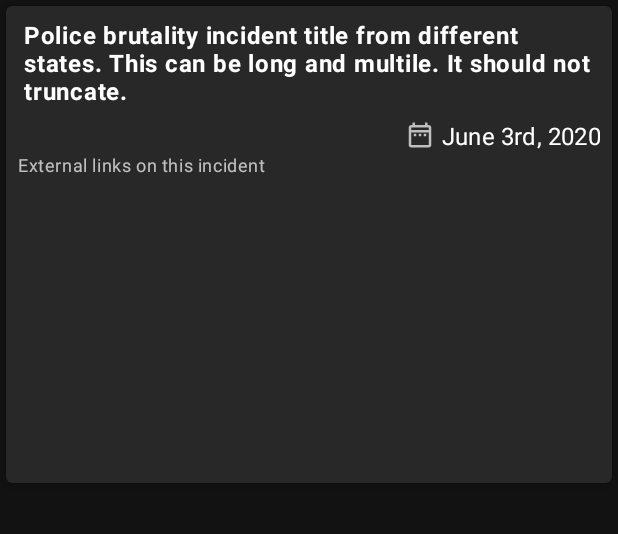
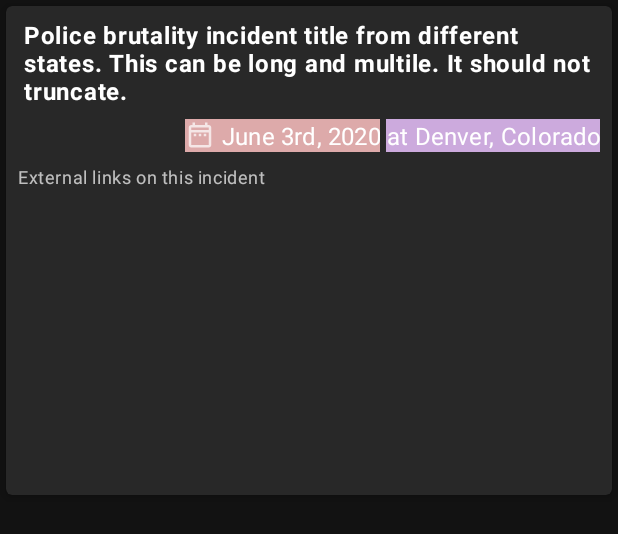
Before and after one commit to hossain-khan/android-police-brutality-incidents, an Android app: the layout list_item_incident_core.xml on its own in the app's theme, with its tools: preview values and no code run, on a phone screen of 412 x 824 dp. Shown: the top 534 px of the screen. Run offline under Robolectric (Android 15) with nearby library versions, the phone set to English and light mode, and no system bars.

Commit message:
[ADDED] Additional view to show location on date is selected

```diff
--- a/android-app/app/src/main/java/com/blacklivesmatter/policebrutality/ui/incident/IncidentsAdapter.kt
+++ b/android-app/app/src/main/java/com/blacklivesmatter/policebrutality/ui/incident/IncidentsAdapter.kt
@@ -11,6 +11,7 @@ import com.blacklivesmatter.policebrutality.databinding.ListItemIncidentCoreBind
 import com.blacklivesmatter.policebrutality.ui.common.DataBoundListAdapter
 
 class IncidentsAdapter constructor(
+    private val isDateBasedIncidents: Boolean,
     private val itemClickCallback: ((Incident) -> Unit)?,
     private val linkClickCallback: ((String) -> Unit)? = null
 ) : DataBoundListAdapter<Incident, ListItemIncidentCoreBinding>(
@@ -41,6 +42,7 @@ class IncidentsAdapter constructor(
 
     override fun bind(binding: ListItemIncidentCoreBinding, item: Incident) {
         binding.incident = item
+        binding.isDateBased = isDateBasedIncidents
 
         val adapter = IncidentLinkAdapter(itemClickCallback = linkClickCallback)
         binding.linksRecyclerView.layoutManager = LinearLayoutManager(binding.root.context)
--- a/android-app/app/src/main/java/com/blacklivesmatter/policebrutality/ui/incident/IncidentsFragment.kt
+++ b/android-app/app/src/main/java/com/blacklivesmatter/policebrutality/ui/incident/IncidentsFragment.kt
@@ -35,11 +35,14 @@ class IncidentsFragment : DaggerFragment() {
 
         viewModel.setArgs(navArgs)
 
-        adapter = IncidentsAdapter(itemClickCallback = { clickedIncident ->
-            Timber.d("Selected Incident: $clickedIncident")
-        }, linkClickCallback = { clickedLink ->
-            openWebPage(clickedLink)
-        })
+        adapter = IncidentsAdapter(
+            isDateBasedIncidents = navArgs.isDateBased(),
+            itemClickCallback = { clickedIncident ->
+                Timber.d("Selected Incident: $clickedIncident")
+            }, linkClickCallback = { clickedLink ->
+                openWebPage(clickedLink)
+            }
+        )
 
         viewDataBinding.recyclerView.setHasFixedSize(false)
         viewDataBinding.recyclerView.layoutManager = LinearLayoutManager(requireContext())
--- a/android-app/app/src/main/res/layout/list_item_incident_core.xml
+++ b/android-app/app/src/main/res/layout/list_item_incident_core.xml
@@ -4,6 +4,12 @@
     xmlns:tools="http://schemas.android.com/tools">
 
     <data>
+
+        <import type="android.view.View" />
+
+        <variable
+            name="isDateBased"
+            type="Boolean" />
 
         <variable
             name="incident"
@@ -51,17 +57,35 @@
                 tools:text="Police brutality incident title from different states. This can be long and multile. It should not truncate." />
 
             <com.google.android.material.textview.MaterialTextView
+                android:id="@+id/incident_location"
+                style="@style/TextAppearance.MaterialComponents.Subtitle1"
+                android:layout_width="wrap_content"
+                android:layout_height="wrap_content"
+                android:layout_marginTop="@dimen/list_item_vertical_margin"
+                android:text="@{@string/incident_location_at_display_text(incident.city, incident.state)}"
+                android:textAlignment="textEnd"
+                android:visibility="@{safeUnbox(isDateBased)? View.VISIBLE : View.GONE}"
+                app:layout_constraintEnd_toEndOf="@id/guideline_end"
+                app:layout_constraintTop_toBottomOf="@+id/incident_title"
+                tools:background="#cad"
+                tools:text="at Denver, Colorado"
+                tools:visibility="visible" />
+
+            <com.google.android.material.textview.MaterialTextView
                 android:id="@+id/incident_date"
                 style="@style/TextAppearance.MaterialComponents.Subtitle1"
                 android:layout_width="wrap_content"
                 android:layout_height="wrap_content"
                 android:layout_marginTop="@dimen/list_item_vertical_margin"
+                android:layout_marginEnd="@dimen/view_spacing_small"
                 android:drawableStart="@drawable/ic_outline_date_range"
                 android:drawablePadding="@dimen/list_item_horizontal_margin"
                 android:text="@{incident.dateText}"
                 android:textAlignment="textEnd"
-                app:layout_constraintEnd_toEndOf="@id/guideline_end"
+                app:layout_constraintEnd_toStartOf="@+id/incident_location"
                 app:layout_constraintTop_toBottomOf="@+id/incident_title"
+                app:layout_goneMarginEnd="0dp"
+                tools:background="#daa"
                 tools:text="June 3rd, 2020" />
 
             <com.google.android.material.textview.MaterialTextView
@@ -69,6 +93,7 @@
                 style="@style/TextAppearance.MaterialComponents.Caption"
                 android:layout_width="0dp"
                 android:layout_height="wrap_content"
+                android:layout_marginTop="@dimen/view_spacing_medium"
                 android:text="@string/label_external_links"
                 app:layout_constraintEnd_toEndOf="@id/guideline_end"
                 app:layout_constraintStart_toStartOf="@id/guideline_start"
--- a/android-app/app/src/main/res/values/strings.xml
+++ b/android-app/app/src/main/res/values/strings.xml
@@ -38,6 +38,7 @@
 
     <!-- Other string resrouces -->
     <string name="total_reported_incident_for_location">Total %d reported incidents.</string>
+    <string name="incident_location_at_display_text" description="Example: at Denver, Colorado">at %1$s, %2$s</string>
     <string name="hash_tags_for_blacklivesmatter">#BlackLivesMatter\n#JusticeForGeorgeFloyd\n#PoliceBrutality</string>
     <string name="incident_source_background"><![CDATA[All the reported incidents are part of initiative taken by subreddit \"r/2020PoliceBrutality\" found at www.reddit.com/r/2020PoliceBrutality \n\nThis subreddit exists to document the violence committed by law enforcement on peaceful protesters during the protests & riots of 2020 following the murder of George Floyd. \n\nThese incidents are documented on Github at github.com/2020PB/police-brutality with further information. If you would like to contribute to this repository, please check the contribution guide at the repository.]]></string>
     <string name="hash_tag_blacklivesmatter" translatable="false">#BlackLivesMatter</string>
```
